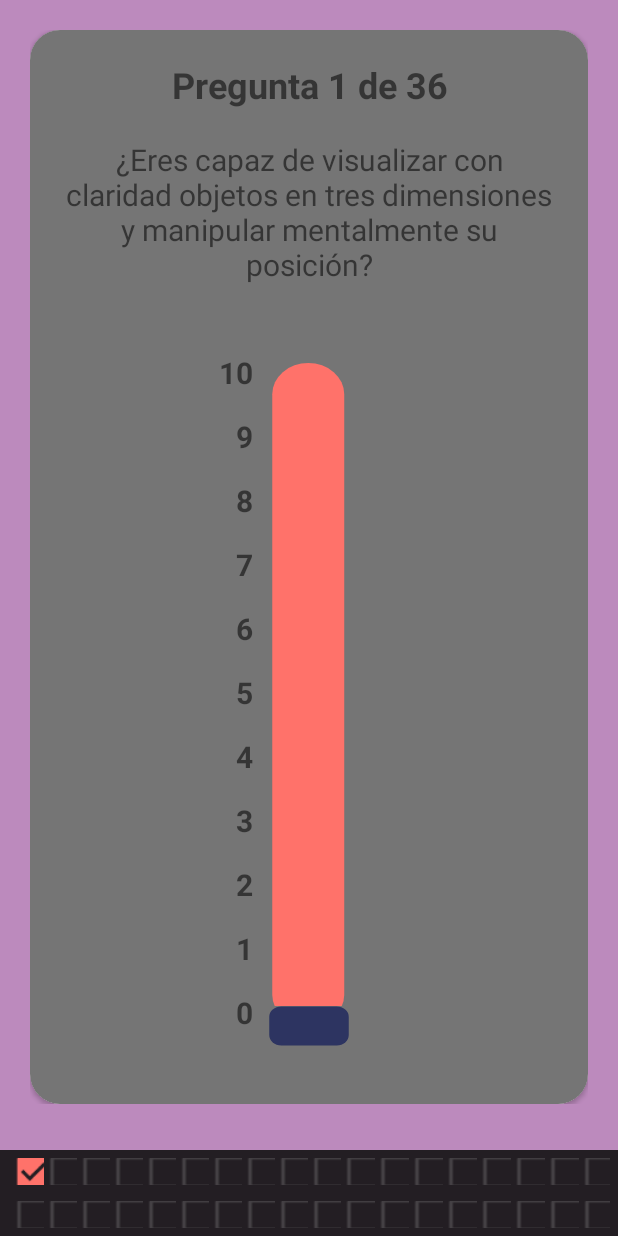
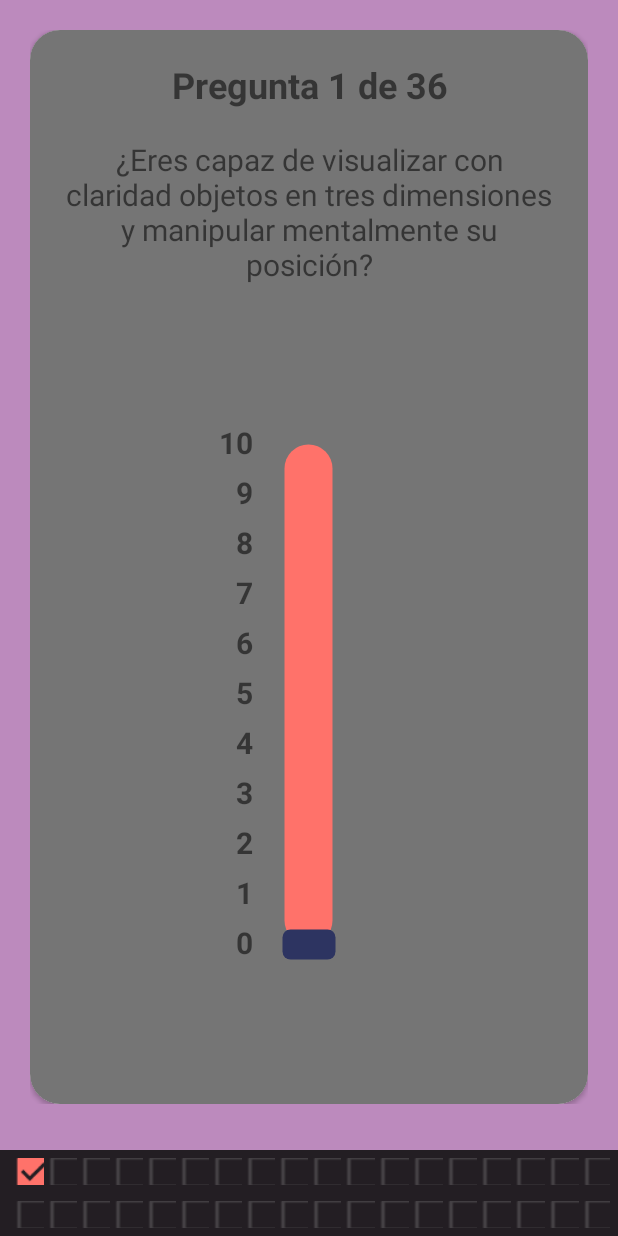
Before and after one commit to All506/smartio, an Android app: the QuestionsFragment screen opened through its navigation route, on a phone screen of 412 x 824 dp. Run offline under Robolectric (Android 15) with nearby library versions, the phone set to English and light mode, and no system bars.

Commit message:
Cambios menores de UI

```diff
--- a/SmartIO-App/app/src/main/java/com/example/smartio/data/Connection.kt
+++ b/SmartIO-App/app/src/main/java/com/example/smartio/data/Connection.kt
@@ -9,7 +9,8 @@ class Connection {
 
     companion object {
 
-        private var baseUrl = "http://192.168.1.93:8000/"
+        //        private var baseUrl = "http://192.168.1.93:8000/"
+        private var baseUrl = "http://140.84.185.52:8000/"
 
         fun getRetrofit(url: String? = baseUrl): Retrofit {
             val client = OkHttpClient.Builder().build()
--- a/SmartIO-App/app/src/main/java/com/example/smartio/ui/LoginFragment.kt
+++ b/SmartIO-App/app/src/main/java/com/example/smartio/ui/LoginFragment.kt
@@ -67,6 +67,7 @@ class LoginFragment : Fragment() {
             }
 
             btnLogin.setOnClickListener {
+                it.isClickable = false
 
                 CoroutineScope(Dispatchers.IO).launch {
                     try {
@@ -115,8 +116,7 @@ class LoginFragment : Fragment() {
                             ).show()
                         }
                     }
-
-
+                    it.isClickable = true
                 }
 
 
--- a/SmartIO-App/app/src/main/java/com/example/smartio/ui/SignUpFragment.kt
+++ b/SmartIO-App/app/src/main/java/com/example/smartio/ui/SignUpFragment.kt
@@ -37,7 +37,7 @@ class SignUpFragment : Fragment() {
 
         binding.apply {
             btnSignup.setOnClickListener {
-
+                it.isClickable = false
                 val user = User(
                     0,
                     name = etxName.text.toString(),
@@ -77,6 +77,7 @@ class SignUpFragment : Fragment() {
                             Log.i("Error", e.message.toString())
                         }
                     }
+                    it.isClickable = true
                 }
             }
         }
--- a/SmartIO-App/app/src/main/res/layout/item_question.xml
+++ b/SmartIO-App/app/src/main/res/layout/item_question.xml
@@ -61,21 +61,21 @@
                 <SeekBar
                     android:id="@+id/seekBar"
                     style="@style/CustomSeekBar"
-                    android:layout_width="0dp"
+                    android:layout_width="365dp"
                     android:layout_height="0dp"
                     android:max="10"
                     android:orientation="vertical"
                     android:progress="5"
                     android:rotation="270"
-                    android:scaleX="1.3"
-                    android:scaleY="1.5"
+                    android:scaleX="1"
+                    android:scaleY="1"
                     app:layout_constraintBottom_toBottomOf="parent"
                     app:layout_constraintEnd_toEndOf="parent"
 
-                    app:layout_constraintHorizontal_bias="0.0"
+                    app:layout_constraintHorizontal_bias="0.5"
                     app:layout_constraintStart_toStartOf="parent"
                     app:layout_constraintTop_toBottomOf="@+id/lblQuestion"
-                    app:layout_constraintVertical_bias="0.0" />
+                    app:layout_constraintVertical_bias="0.5" />
 
                 <TextView
                     android:id="@+id/lblScale"
--- a/SmartIO-App/app/src/main/res/values/dimens.xml
+++ b/SmartIO-App/app/src/main/res/values/dimens.xml
@@ -4,7 +4,7 @@
     <dimen name="smallMargin">5dp</dimen>
     <dimen name="bigMargin">20dp</dimen>
     <dimen name="horizontal_margin">32dp</dimen>
-    <dimen name="marginBetweenNumbers">15.5dp</dimen>
+    <dimen name="marginBetweenNumbers">6dp</dimen>
     <dimen name="checkbox_width">18dp</dimen>
     <dimen name="checkbox_height">18dp</dimen>
 </resources>
```
